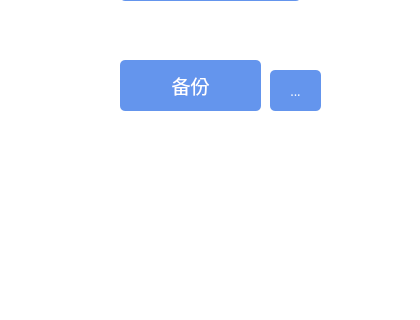
First picture: the form in qfile/mainwindow.ui, repository Lenc1/Memo, before the edit; both pictures show x 0 to 420 and y 280 to 600 of the 420 by 600 pixel window.
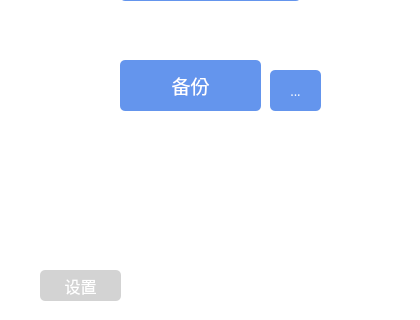
Second picture: the form after the edit.

The edit to the form file:
```diff
--- a/qfile/mainwindow.ui
+++ b/qfile/mainwindow.ui
@@ -351,6 +351,48 @@
      <string/>
     </property>
    </widget>
+   <widget class="QPushButton" name="setting">
+    <property name="geometry">
+     <rect>
+      <x>40</x>
+      <y>550</y>
+      <width>81</width>
+      <height>31</height>
+     </rect>
+    </property>
+    <property name="font">
+     <font>
+      <family>黑体</family>
+      <pointsize>12</pointsize>
+      <weight>2</weight>
+      <italic>false</italic>
+      <bold>false</bold>
+     </font>
+    </property>
+    <property name="styleSheet">
+     <string notr="true">QPushButton:hover{
+background: rgb(128,128,128);
+border: 2px solid rgb(128,128,128);
+}
+QPushButton:pressed{
+background: rgb(105,105,105);
+border: 2px solid rgb(105,105,135);
+}
+QPushButton {
+	color: white;
+	background: rgb(211,211,211);
+	font: 22 12pt &quot;黑体&quot;;
+	border: 2px solid 	rgb(211,211,211);
+	border-radius: 5px;
+}</string>
+    </property>
+    <property name="text">
+     <string>设置</string>
+    </property>
+    <property name="checkable">
+     <bool>false</bool>
+    </property>
+   </widget>
    <zorder>image</zorder>
    <zorder>browse</zorder>
    <zorder>backpackbt</zorder>
```
Left out of the diff: 1 changed line with no effect on the pictures.
